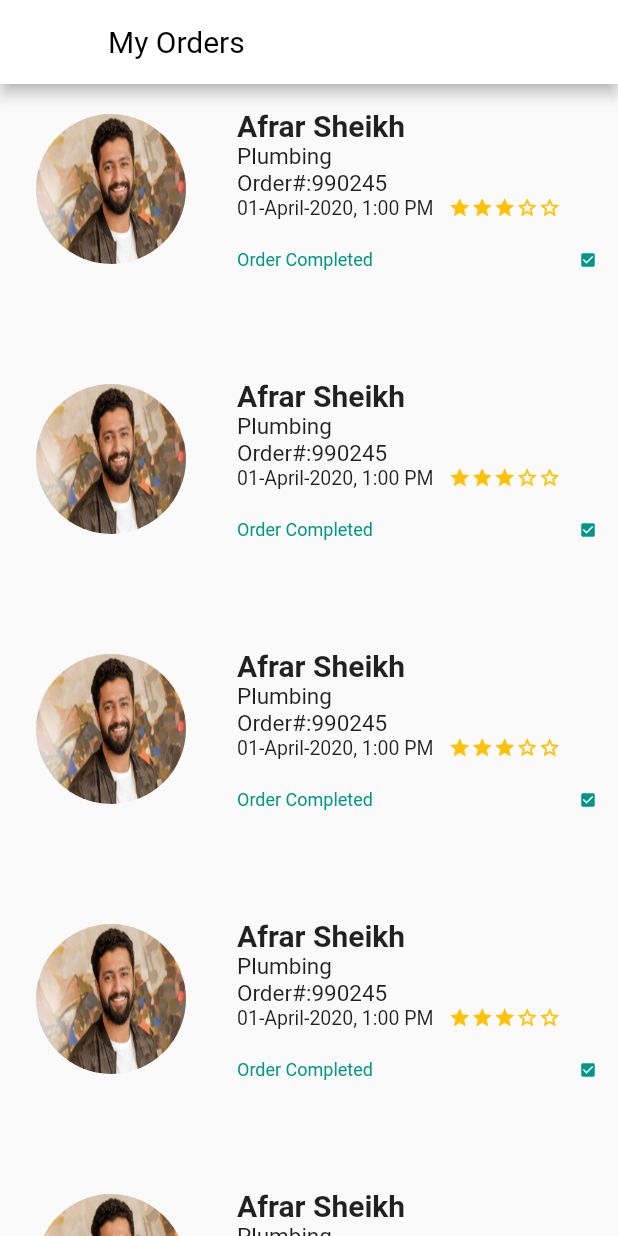
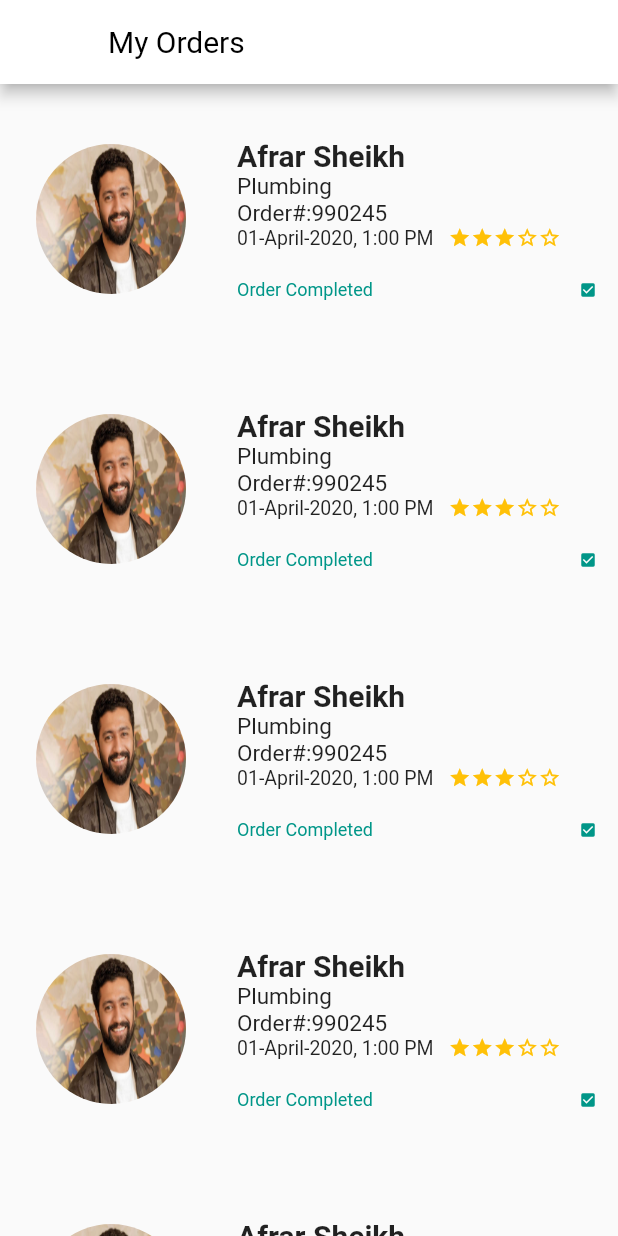
Before and after one commit to manjushareddy143/jam, a Flutter app: the OrderUIPage screen opened directly, on a phone screen of 412 x 824 dp. Run offline on Flutter 3.47's test engine with Material 2 defaults, Android fonts, the phone set to English and light mode, and no system bars; drawn by our look-alikes of smooth_star_rating; our stand-ins replace datetime_picker_formfield, firebase_auth, flutter_icons, flutter_spinkit, flutter_swiper, hexcolor and 1 more; missing offline and left inert: pin_entry_text_field; accounts and stored records are empty.

Commit message:
myorder alignment

```diff
--- a/lib/screens/myOrders.dart
+++ b/lib/screens/myOrders.dart
@@ -35,7 +35,8 @@ class _OrderUIPageState extends State<OrderUIPage> {
           delegate: new SliverChildBuilderDelegate(
                   (BuildContext context, int oIndex) {
                 return  Container(
-                  child: Wrap(alignment: WrapAlignment.spaceEvenly,
+                  child: Row( mainAxisAlignment: MainAxisAlignment.spaceEvenly,
+                    // alignment: WrapAlignment.spaceEvenly,
                     children: <Widget>[
                       Container(margin: EdgeInsets.all(20),
                         alignment: Alignment.center,padding: EdgeInsets.only(top: 10),
--- a/lib/screens/splash_screen.dart
+++ b/lib/screens/splash_screen.dart
@@ -62,7 +62,8 @@ class SplashScreenState extends State<SplashScreen> {
         Navigator.pushReplacement(
             context,
             MaterialPageRoute(
-              builder: (context) =>UserLogin(),
+              //builder: (context) =>UserLogin(),
+              builder: (context) => HomeScreen(),
             ));
       } else if (val == "1") {
         Navigator.pushReplacement(
```
Also changed, not shown: 3 other files.
